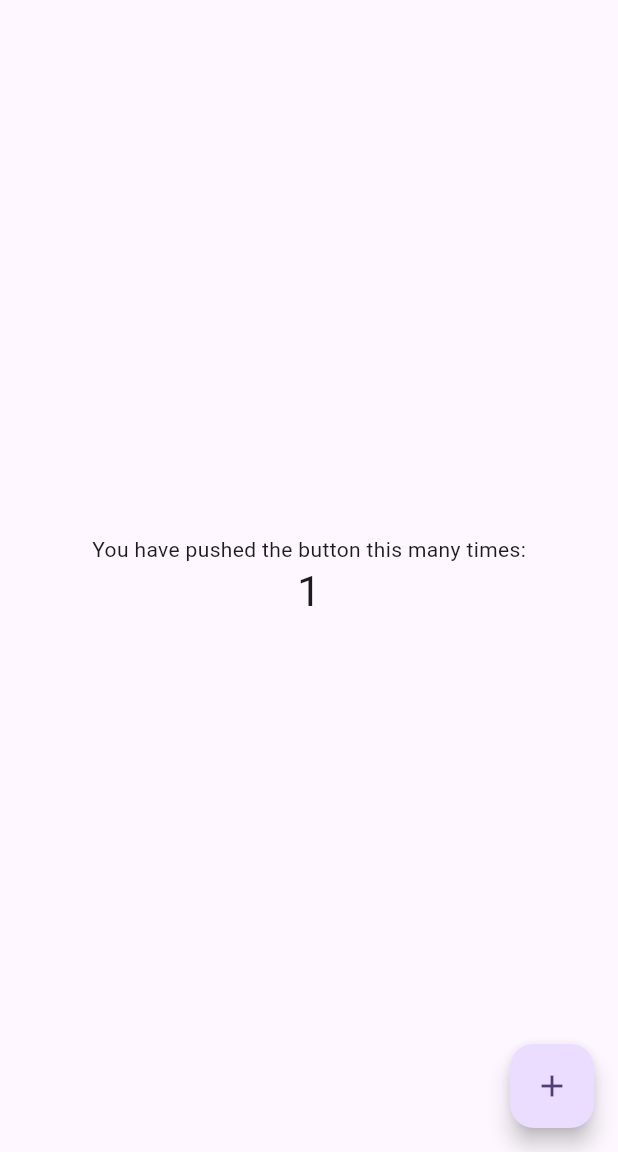
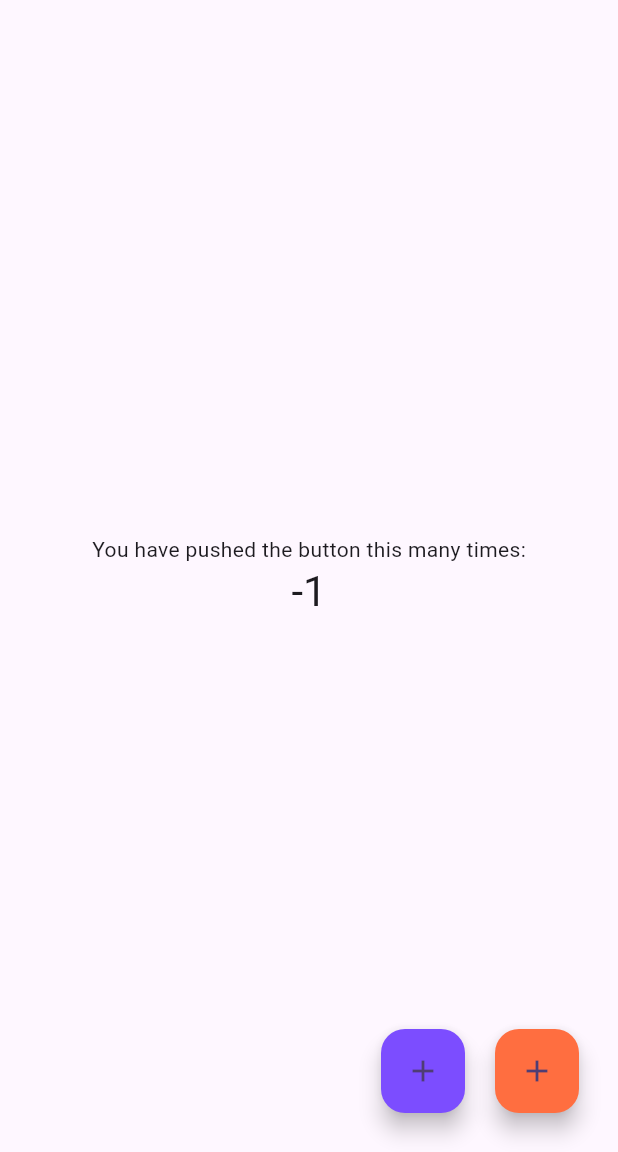
Before and after one commit to prashanthnayak7781/210020073_IntroToAppDev, a Flutter app: the screen it shows after launch, after a tap on the "add" icon, on a phone screen of 412 x 824 dp, the part 84-1236 px from its top. Run offline on Flutter 3.47's test engine with Material 2 defaults, Android fonts, the phone set to English and light mode, and no system bars.

```diff
--- a/lib/main.dart
+++ b/lib/main.dart
@@ -67,6 +67,16 @@ class _MyHomePageState extends State<MyHomePage> {
       _counter++;
     });
   }
+   void _decrementCounter() {
+    setState(() {
+      // This call to setState tells the Flutter framework that something has
+      // changed in this State, which causes it to rerun the build method below
+      // so that the display can reflect the updated values. If we changed
+      // _counter without calling setState(), then the build method would not be
+      // called again, and so nothing would appear to happen.
+      _counter--;
+    });
+  }
 
   @override
   Widget build(BuildContext context) {
@@ -115,11 +125,39 @@ class _MyHomePageState extends State<MyHomePage> {
           ],
         ),
       ),
-      floatingActionButton: FloatingActionButton(
-        onPressed: _incrementCounter,
-        tooltip: 'Increment',
-        child: const Icon(Icons.add),
-      ), // This trailing comma makes auto-formatting nicer for build methods.
+
+     floatingActionButton: Wrap( //will break to another line on overflow
+                  direction: Axis.horizontal, //use vertical to show  on vertical axis
+                  children: <Widget>[
+
+
+                        Container(
+                          margin:EdgeInsets.all(10),
+                          child: FloatingActionButton(
+                            onPressed:
+                               _decrementCounter,
+
+                            backgroundColor: Colors.deepPurpleAccent,
+                            child: Icon(Icons.add),
+                          )
+                        ), // button second
+
+                        Container(
+                          margin:EdgeInsets.all(10),
+                          child: FloatingActionButton(
+                            onPressed:
+                                _incrementCounter,
+
+                            backgroundColor: Colors.deepOrangeAccent,
+                            child: Icon(Icons.add),
+                          )
+                        ), // button third
+
+                        // Add more buttons here
+                ],
+            ),
+
+       // This trailing comma makes auto-formatting nicer for build methods.
     );
   }
 }
```
